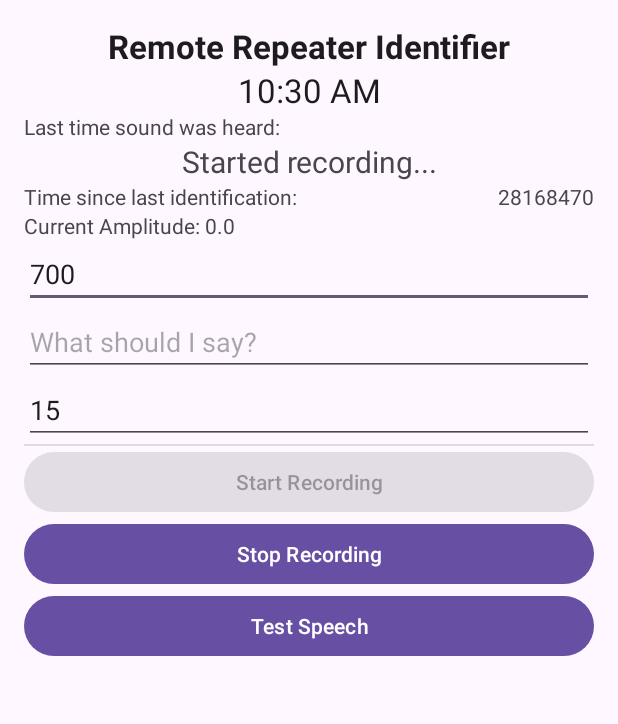
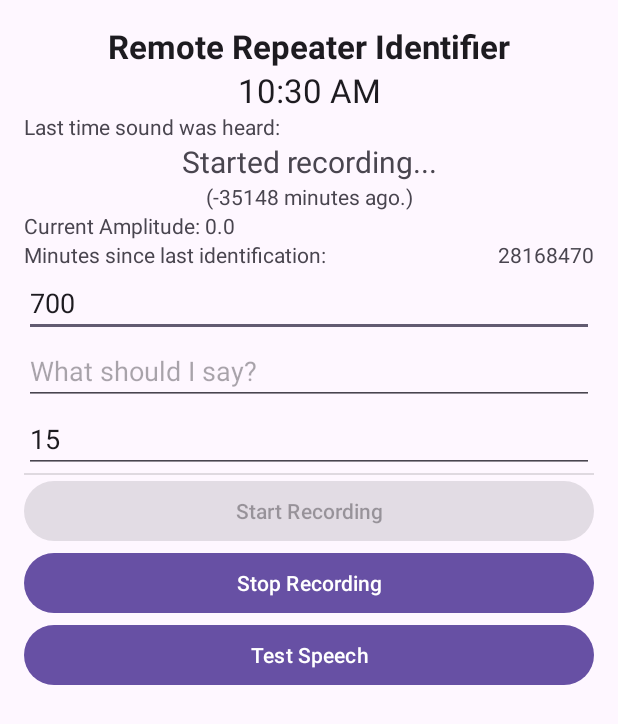
Before and after one commit to nathanchilton/remote-identifier, an Android app: the screen it shows after launch (MainActivity), after a tap on "Start Recording", on a phone screen of 412 x 824 dp. Shown: the top 724 px of the screen. Run offline under Robolectric (Android 15) with nearby library versions, the phone set to English and light mode, and no system bars.

Commit message:
Switching to local time

```diff
--- a/app/src/main/java/com/nathanchilton/remoteidentifier/MainActivity.java
+++ b/app/src/main/java/com/nathanchilton/remoteidentifier/MainActivity.java
@@ -264,6 +264,8 @@ public class MainActivity extends AppCompatActivity {
                     if (mediaRecorder != null) {
                         double amplitude = getAmplitude();
                         currentAmplitude.setText("Current Amplitude: " + String.valueOf(amplitude));
+                        float minutesSinceLastAnnouncement = (float) ((System.currentTimeMillis()
+                                - timeOfLastAnnouncement) / 1000 / 60);
                         if (amplitude > threshold) {
                             String timestamp = new SimpleDateFormat("yyyy-MM-dd HH:mm:ss", Locale.getDefault())
                                     .format(new Date());
@@ -272,10 +274,14 @@ public class MainActivity extends AppCompatActivity {
                             timeOfLastSoundWhichExceededTheThreshold = System.currentTimeMillis();
                         } else {
                             // nobody is talking, so we can make an announcement, if appropriate
+                            TextView minutesAgo = (TextView) findViewById(R.id.minutesAgo);
+                            minutesAgo.setText("(" + String.valueOf(
+                                    (int) (System.currentTimeMillis() - timeOfLastSoundWhichExceededTheThreshold) / 1000
+                                            / 60)
+                                    + " minutes ago.)");
 
                             // if timeSinceLastAnnouncement > announcementFrequency
-                            float minutesSinceLastAnnouncement = (float) ((System.currentTimeMillis()
-                                    - timeOfLastAnnouncement) / 1000 / 60);
+
                             if ((minutesSinceLastAnnouncement > getAnnouncementFrequency())
                                     && (timeOfLastSoundWhichExceededTheThreshold > timeOfLastAnnouncement)) {
                                 makeAnnouncement();
--- a/app/src/main/res/layout/activity_sound_detection.xml
+++ b/app/src/main/res/layout/activity_sound_detection.xml
@@ -23,7 +23,6 @@
         android:layout_height="wrap_content"
         android:textAlignment="center"
         android:format24Hour="yyyy-MMM-d kk:mm"
-        android:timeZone="CDT"
         android:textAppearance="@style/TextAppearance.AppCompat.Large" />
 
     <TextView
@@ -42,6 +41,19 @@
         android:textSize="20sp"
         tools:text="Timestamp" />
 
+    <TextView
+        android:id="@+id/minutesAgo"
+        android:layout_width="match_parent"
+        android:layout_height="wrap_content"
+        android:gravity="center"
+        android:text="" />
+
+    <TextView
+        android:id="@+id/currentAmplitude"
+        android:layout_width="match_parent"
+        android:layout_height="wrap_content"
+        android:text="Current Amplitude" />
+
     <RelativeLayout
         android:layout_width="wrap_content"
         android:layout_height="wrap_content"> >
@@ -50,7 +62,7 @@
             android:id="@+id/timeSinceLastIDLabel"
             android:layout_width="match_parent"
             android:layout_height="wrap_content"
-            android:text="Time since last identification:" />
+            android:text="Minutes since last identification:" />
 
         <TextView
             android:id="@+id/timeSinceLastID"
@@ -58,15 +70,8 @@
             android:layout_height="wrap_content"
             android:layout_alignParentRight="true"
 
-            android:text="TextView"
             android:textAlignment="textEnd" />
     </RelativeLayout>
-
-    <TextView
-        android:id="@+id/currentAmplitude"
-        android:layout_width="match_parent"
-        android:layout_height="wrap_content"
-        android:text="Current Amplitude" />
 
     <EditText
         android:id="@+id/thresholdEditText"
```
